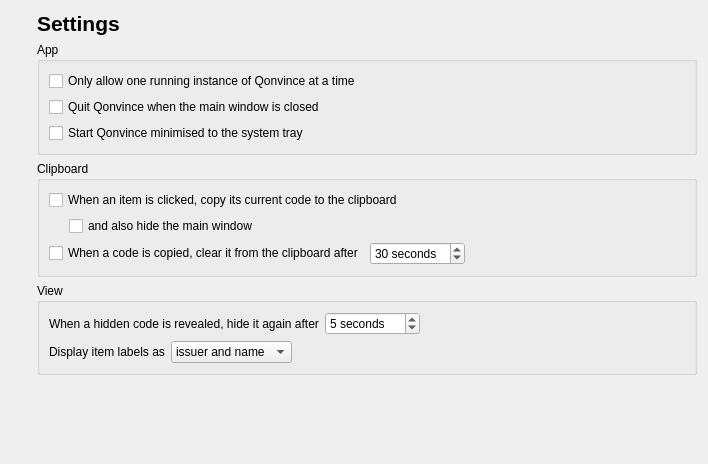
Old version of the form ui/settingswidget.ui in the repository darrenedale/Qonvince.
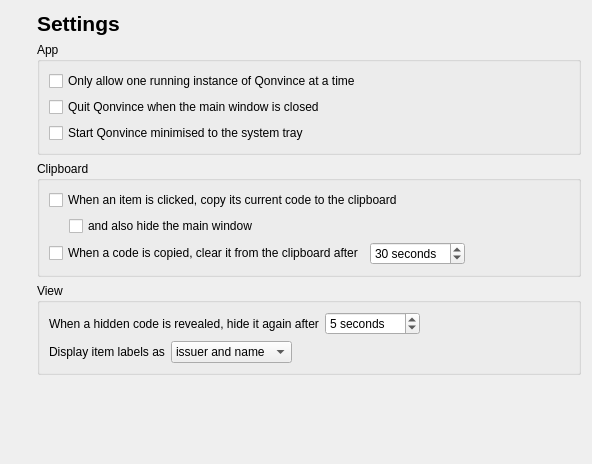
New version of the form. Icons and pictures are not drawn.

Commit message: Fixed error in application.h that was causing compilation to fail: was using old name of SingleInstangeGuard class. Minor updates to settings.ui to make default width more appropriate.

```diff
--- a/ui/settingswidget.ui
+++ b/ui/settingswidget.ui
@@ -6,7 +6,7 @@
    <rect>
     <x>0</x>
     <y>0</y>
-    <width>708</width>
+    <width>592</width>
     <height>464</height>
    </rect>
   </property>
```
The commit also changes 1 other file.
